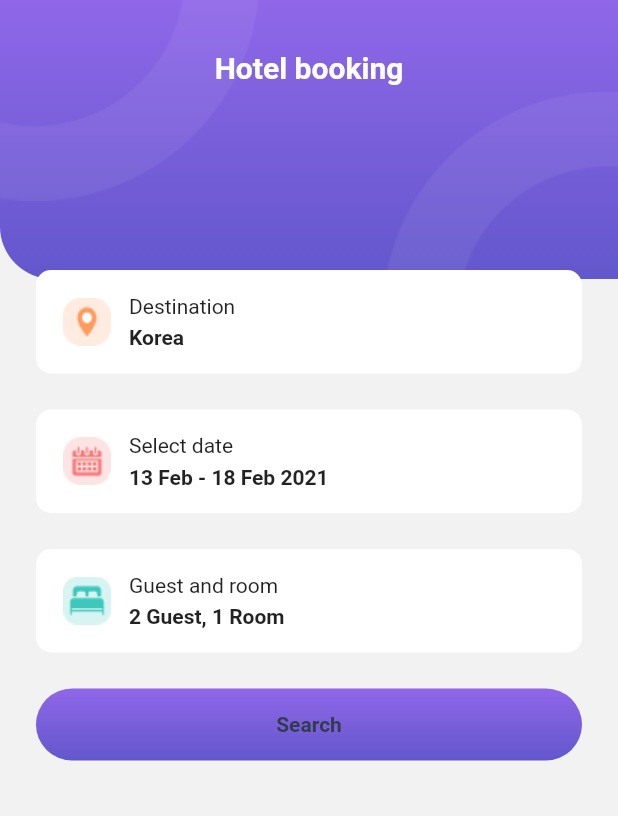
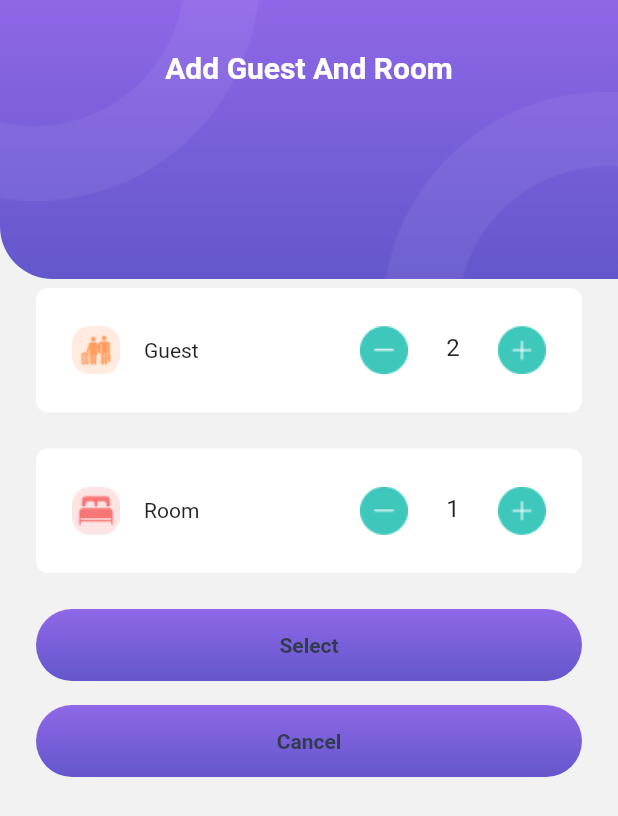
Before and after one commit to ssangnd/flutter_travo_app, a Flutter app: the HotelBookingScreen screen opened by its route, after a tap on "Guest and room", on a phone screen of 412 x 824 dp. Shown: the top 816 px of the screen. Run offline on Flutter 3.47's test engine with Material 2 defaults, Android fonts, the phone set to English and light mode, and no system bars; our stand-ins replace flutter_svg, font_awesome_flutter, hive_flutter, salomon_bottom_bar, smooth_page_indicator, syncfusion_flutter_datepicker; accounts and stored records are empty.

Commit message:
Make Add Guest and Room Screen UI

```diff
--- /dev/null
+++ b/lib/representation/screen/guest_and_room_booking_screen.dart
@@ -0,0 +1,57 @@
+import 'package:flutter/cupertino.dart';
+import 'package:travo_app/core/constants/dismension_constants.dart';
+import 'package:travo_app/core/helpers/asset_helper.dart';
+import 'package:travo_app/representation/widgets/app_bar-container.dart';
+
+import '../widgets/button_widget.dart';
+import '../widgets/item_add_guest_and_room.dart';
+
+class GuestAndRoomBookingScreen extends StatefulWidget {
+  const GuestAndRoomBookingScreen({super.key});
+
+  static const String routeName = "guest_and_room_screen";
+
+  @override
+  State<GuestAndRoomBookingScreen> createState() =>
+      _GuestAndRoomBookingScreenState();
+}
+
+class _GuestAndRoomBookingScreenState extends State<GuestAndRoomBookingScreen> {
+  @override
+  Widget build(BuildContext context) {
+    return AppBarContainerWidget(
+        titleString: "Add Guest And Room",
+        child: Column(
+          children: [
+            const SizedBox(
+              height: kMediumPadding * 1.5,
+            ),
+            const ItemAddGuestAndRoom(
+              icon: AssetHelper.icoGuest,
+              initData: 2,
+              title: 'Guest',
+            ),
+            const ItemAddGuestAndRoom(
+              icon: AssetHelper.icoRoom,
+              initData: 1,
+              title: 'Room',
+            ),
+            ButtonWidget(
+              title: 'Select',
+              ontap: () {
+                Navigator.of(context).pop();
+              },
+            ),
+            const SizedBox(
+              height: kDefaultPadding,
+            ),
+            ButtonWidget(
+              title: 'Cancel',
+              ontap: () {
+                Navigator.of(context).pop();
+              },
+            ),
+          ],
+        ));
+  }
+}
--- a/lib/representation/screen/hotel_booking_screen.dart
+++ b/lib/representation/screen/hotel_booking_screen.dart
@@ -1,6 +1,7 @@
 import 'package:flutter/material.dart';
 import 'package:travo_app/core/constants/dismension_constants.dart';
 import 'package:travo_app/core/helpers/asset_helper.dart';
+import 'package:travo_app/representation/screen/guest_and_room_booking_screen.dart';
 import 'package:travo_app/representation/screen/select_date_screen.dart';
 import 'package:travo_app/representation/widgets/app_bar-container.dart';
 import 'package:travo_app/representation/widgets/button_widget.dart';
@@ -63,7 +64,10 @@ class _HotelBookingScreenState extends State<HotelBookingScreen> {
                 icon: AssetHelper.icoBed,
                 title: 'Guest and room',
                 description: '2 Guest, 1 Room',
-                onTap: () {},
+                onTap: () {
+                  Navigator.of(context)
+                      .pushNamed(GuestAndRoomBookingScreen.routeName);
+                },
               ),
               const SizedBox(
                 height: kMediumPadding,
--- /dev/null
+++ b/lib/representation/widgets/item_add_guest_and_room.dart
@@ -0,0 +1,123 @@
+import 'package:flutter/material.dart';
+import 'package:travo_app/core/constants/dismension_constants.dart';
+import 'package:travo_app/core/helpers/asset_helper.dart';
+import 'package:travo_app/core/helpers/image_helper.dart';
+
+class ItemAddGuestAndRoom extends StatefulWidget {
+  const ItemAddGuestAndRoom({
+    super.key,
+    required this.title,
+    required this.icon,
+    required this.initData,
+  });
+
+  final String title;
+  final String icon;
+  final int initData;
+
+  @override
+  State<ItemAddGuestAndRoom> createState() => _ItemAddGuestAndRoomState();
+}
+
+class _ItemAddGuestAndRoomState extends State<ItemAddGuestAndRoom> {
+  late final TextEditingController _textEditingController;
+
+  final FocusNode _focusNode = FocusNode();
+  late int number;
+  @override
+  void initState() {
+    // TODO: implement initState
+    super.initState();
+    number = widget.initData;
+    _textEditingController =
+        TextEditingController(text: widget.initData.toString())
+          ..addListener(() {
+            number = int.parse(_textEditingController.text);
+          });
+  }
+
+  @override
+  Widget build(BuildContext context) {
+    return Container(
+      decoration: BoxDecoration(
+        borderRadius: BorderRadius.circular(kTopPadding),
+        color: Colors.white,
+      ),
+      margin: const EdgeInsets.only(
+        bottom: kMediumPadding,
+      ),
+      padding: const EdgeInsets.all(
+        kMediumPadding,
+      ),
+      child: Row(
+        children: [
+          ImageHelper.loadFromAsset(widget.icon),
+          const SizedBox(
+            width: kDefaultPadding,
+          ),
+          Text(
+            widget.title,
+          ),
+          const Spacer(),
+          GestureDetector(
+            onTap: () {
+              //khi +- check
+              if (number > 1) {
+                setState(() {
+                  number--;
+                  _textEditingController.text = number.toString();
+                  if (_focusNode.hasFocus) {
+                    _focusNode.unfocus();
+                  }
+                });
+              }
+            },
+            child: ImageHelper.loadFromAsset(
+              AssetHelper.icoDecre,
+            ),
+          ),
+          Container(
+            height: 35,
+            width: 60,
+            padding: const EdgeInsets.only(left: 3),
+            alignment: Alignment.center,
+            child: TextField(
+              controller: _textEditingController,
+              textAlign: TextAlign.center,
+              focusNode: _focusNode,
+              enabled: true,
+              autocorrect: false,
+              minLines: 1,
+              maxLines: 1,
+              keyboardType: TextInputType.number,
+              decoration: const InputDecoration(
+                border: InputBorder.none,
+                focusedBorder: InputBorder.none,
+                enabledBorder: InputBorder.none,
+                contentPadding: EdgeInsets.only(
+                  bottom: 18,
+                ),
+              ),
+              onChanged: (value) {},
+              onSubmitted: (String submitValue) {},
+            ),
+          ),
+          GestureDetector(
+            onTap: () {
+              setState(() {
+                number++;
+              });
+              _textEditingController.text = number.toString();
+              if (_focusNode.hasFocus) {
+                _focusNode.unfocus();
+              }
+            },
+            child: ImageHelper.loadFromAsset(
+              AssetHelper.icoIncre,
+            ),
+          )
+        ],
+      ),
+    );
+  }
+}
--- a/lib/routes.dart
+++ b/lib/routes.dart
@@ -5,6 +5,7 @@ import 'package:travo_app/representation/screen/main_app.dart';
 import 'package:travo_app/representation/screen/select_date_screen.dart';
 import 'package:travo_app/representation/screen/splash_creen.dart';
 
+import 'representation/screen/guest_and_room_booking_screen.dart';
 import 'representation/screen/hotel_booking_screen.dart';
 
 final Map<String, WidgetBuilder> routes = {
@@ -14,4 +15,5 @@ final Map<String, WidgetBuilder> routes = {
   HotelScreen.routeName: (context) => const HotelScreen(),
   HotelBookingScreen.routeName: (context) => const HotelBookingScreen(),
   SelectDateScreen.routeName: (context) => SelectDateScreen(),
+  GuestAndRoomBookingScreen.routeName: (context) => GuestAndRoomBookingScreen(),
 };
--- a/pubspec.yaml
+++ b/pubspec.yaml
@@ -20,7 +20,7 @@ publish_to: 'none' # Remove this line if you wish to publish to pub.dev
 version: 1.0.0+1
 
 environment:
-  sdk: '>=2.18.0 <3.0.0'
+  sdk: '>=2.18.0 <3.3.2'
 
 # Dependencies specify other packages that your package needs in order to work.
 # To automatically upgrade your package dependencies to the latest versions
```
